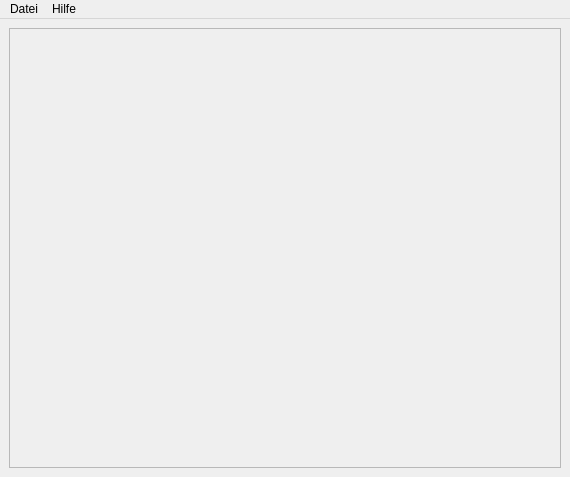
Before: the Qt Designer form src/mainwindow.ui in NO411/notensatz, drawn with Qt 5.
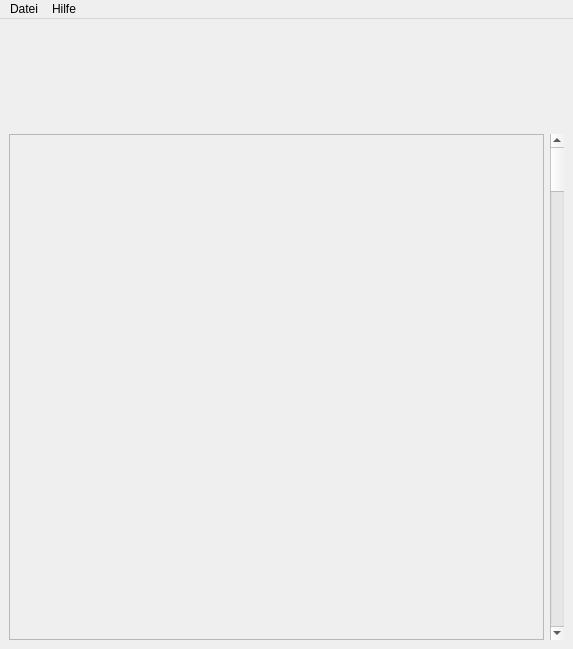
After: the same form once the commit is applied. Icons and pictures are not drawn.

Commit message: basic scroll connection and discovery of drawing notes lol

```diff
--- a/src/mainwindow.ui
+++ b/src/mainwindow.ui
@@ -6,8 +6,8 @@
    <rect>
     <x>0</x>
     <y>0</y>
-    <width>570</width>
-    <height>477</height>
+    <width>573</width>
+    <height>649</height>
    </rect>
   </property>
   <property name="windowTitle">
@@ -23,21 +23,63 @@
   <widget class="QWidget" name="centralwidget">
    <layout class="QVBoxLayout" name="verticalLayout_2">
     <item>
-     <widget class="QScrollArea" name="scrollArea">
-      <property name="widgetResizable">
-       <bool>true</bool>
-      </property>
-      <widget class="QWidget" name="scrollAreaWidgetContents">
-       <property name="geometry">
-        <rect>
-         <x>0</x>
-         <y>0</y>
-         <width>550</width>
-         <height>436</height>
-        </rect>
-       </property>
-      </widget>
-     </widget>
+     <layout class="QVBoxLayout" name="verticalLayout">
+      <item>
+       <widget class="QFrame" name="frame_2">
+        <property name="sizePolicy">
+         <sizepolicy hsizetype="Preferred" vsizetype="Fixed">
+          <horstretch>0</horstretch>
+          <verstretch>0</verstretch>
+         </sizepolicy>
+        </property>
+        <property name="minimumSize">
+         <size>
+          <width>0</width>
+          <height>100</height>
+         </size>
+        </property>
+        <property name="maximumSize">
+         <size>
+          <width>16777215</width>
+          <height>100</height>
+         </size>
+        </property>
+        <property name="frameShape">
+         <enum>QFrame::NoFrame</enum>
+        </property>
+        <property name="frameShadow">
+         <enum>QFrame::Plain</enum>
+        </property>
+        <property name="lineWidth">
+         <number>0</number>
+        </property>
+        <property name="midLineWidth">
+         <number>0</number>
+        </property>
+       </widget>
+      </item>
+      <item>
+       <layout class="QHBoxLayout" name="horizontalLayout_3">
+        <item>
+         <widget class="QFrame" name="frame">
+          <property name="frameShape">
+           <enum>QFrame::StyledPanel</enum>
+          </property>
+          <property name="frameShadow">
+           <enum>QFrame::Raised</enum>
+          </property>
+         </widget>
+        </item>
+        <item>
+         <widget class="QScrollBar" name="verticalScrollBar">
+          <property name="orientation">
+           <enum>Qt::Vertical</enum>
+          </property>
+         </widget>
+        </item>
+       </layout>
+      </item>
+     </layout>
     </item>
    </layout>
   </widget>
@@ -46,7 +88,7 @@
     <rect>
      <x>0</x>
      <y>0</y>
-     <width>570</width>
+     <width>573</width>
      <height>21</height>
     </rect>
    </property>
```
Left out of the diff: 3 changed lines with no effect on the pictures. The commit also changes 3 other files.
